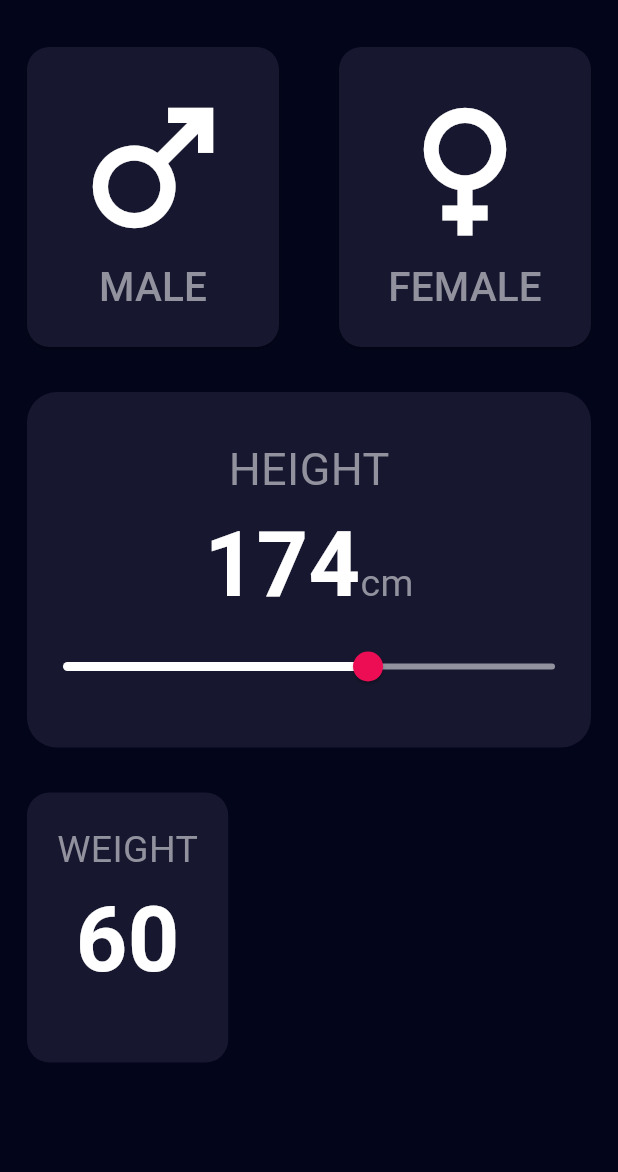
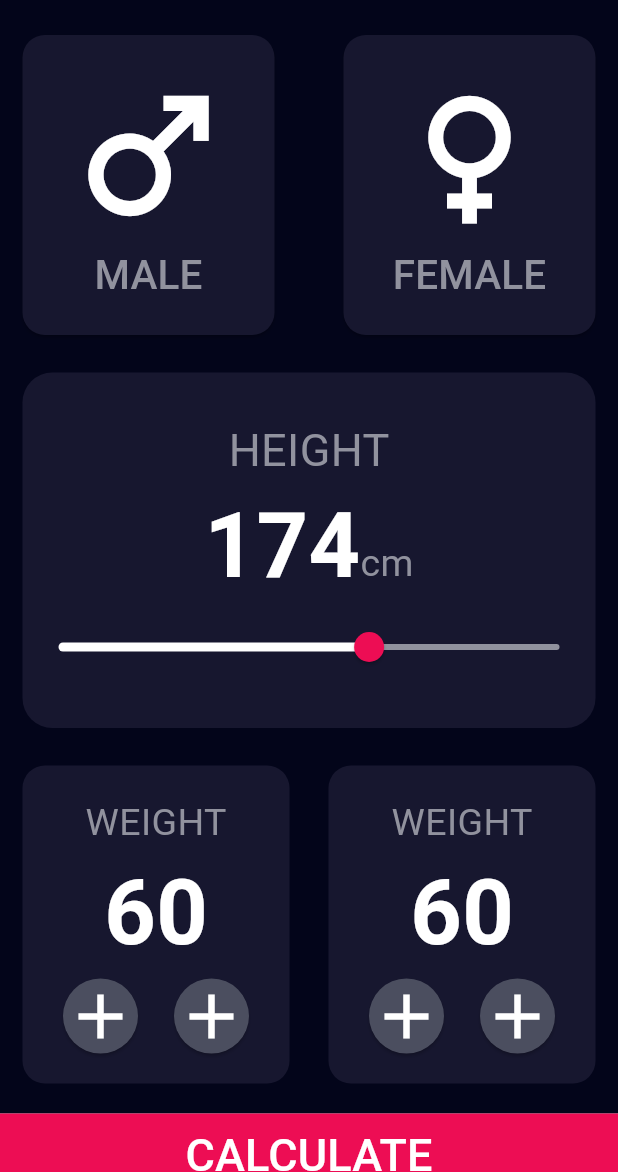
Before and after one commit to AhmedEzz999/bmi_calculator, a Flutter app: the screen it shows after launch, on a phone screen of 412 x 824 dp, the part 64-1236 px from its top. Run offline on Flutter 3.47's test engine with Material 3 defaults, Android fonts, the phone set to English and light mode, and no system bars.

Commit message:
Finish UI

```diff
--- a/lib/components/gender_component.dart
+++ b/lib/components/gender_component.dart
@@ -15,6 +15,7 @@ class GenderComponent extends StatelessWidget {
           backgroundColor: genderModel.isSelected ? AppColors.selectedColor : AppColors.unSelectedColor,
           shape: RoundedRectangleBorder(borderRadius: BorderRadius.circular(15)),
           splashFactory: NoSplash.splashFactory,
+          overlayColor: Colors.transparent,
         ),
         onPressed: genderModel.onPressed,
         child: Column(
--- /dev/null
+++ b/lib/components/weight_age_button.dart
@@ -0,0 +1,24 @@
+import 'package:bmi_calculator/styles/colors.dart';
+import 'package:flutter/material.dart';
+
+class WeightAgeButton extends StatelessWidget {
+  const WeightAgeButton({super.key});
+
+  @override
+  Widget build(BuildContext context) {
+    return
+      ElevatedButton(
+        style: ElevatedButton.styleFrom(
+          padding: EdgeInsets.all(0),
+          shape: CircleBorder(),
+          iconSize: 50,
+          backgroundColor: AppColors.buttonColor,
+          foregroundColor: Colors.white,
+          splashFactory: NoSplash.splashFactory,
+          overlayColor: Colors.transparent,
+        ),
+        onPressed: (){},
+        child: Icon(Icons.add)
+      );
+  }
+}
--- a/lib/components/weight_age_component.dart
+++ b/lib/components/weight_age_component.dart
@@ -1,3 +1,4 @@
+import 'package:bmi_calculator/components/weight_age_button.dart';
 import 'package:bmi_calculator/styles/colors.dart';
 import 'package:flutter/material.dart';
 
@@ -7,8 +8,7 @@ class WeightAgeComponent extends StatelessWidget {
   @override
   Widget build(BuildContext context) {
     return Container(
-      height: 180,
-      padding: EdgeInsets.all(20),
+      padding: const EdgeInsets.all(20),
       decoration: BoxDecoration(
         color: AppColors.unSelectedColor,
         borderRadius: BorderRadius.circular(15)
@@ -17,6 +17,13 @@ class WeightAgeComponent extends StatelessWidget {
         children: [
           Text('WEIGHT', style: TextStyle(fontSize: 25, color: AppColors.fontColor)),
           Text('60', style: TextStyle(fontSize: 60, color: Colors.white, fontWeight: FontWeight.bold)),
+          Row(
+            children: [
+              WeightAgeButton(),
+              SizedBox(width: 10),
+              WeightAgeButton(),
+            ],
+          )
         ],
       ),
     );
--- a/lib/views/home_view.dart
+++ b/lib/views/home_view.dart
@@ -1,5 +1,6 @@
 import 'package:bmi_calculator/models/gender_model.dart';
 import 'package:bmi_calculator/styles/colors.dart';
+import 'package:bmi_calculator/components/weight_age_button.dart';
 import 'package:bmi_calculator/widgets/calculate_button.dart';
 import 'package:bmi_calculator/widgets/gender_section.dart';
 import 'package:bmi_calculator/widgets/height_section.dart';
@@ -24,15 +25,18 @@ class _HomeViewState extends State<HomeView> {
   @override
   Widget build(BuildContext context) {
     return SafeArea(
+      top: false,
       child: Scaffold(
         appBar: AppBar(
           backgroundColor: AppColors.primaryColor,
           title: const Text('BMI CALCULATOR', style: TextStyle(color: Colors.white, fontSize: 23, fontWeight: FontWeight.bold)),
         ),
-        body: Container(
+        body: Column(
+          children: [
+            Container(
               color: AppColors.primaryColor,
-          child: Padding(
-            padding: const EdgeInsets.all(18),
+              margin: EdgeInsets.only(),
+              padding: const EdgeInsets.only(top: 10, bottom: 20, right: 15, left: 15),
               child: Column(
                 children: [
                   GenderSection(
@@ -44,10 +48,11 @@ class _HomeViewState extends State<HomeView> {
                     onHeightChanged: _onHeightChanged,
                   ),
                   WeightAgeSection(),
-                // CalculateButton()
                 ],
               ),
             ),
+            CalculateButton()
+          ],
         ),
       ),
     );
--- a/lib/widgets/calculate_button.dart
+++ b/lib/widgets/calculate_button.dart
@@ -1,3 +1,4 @@
+import 'package:bmi_calculator/styles/colors.dart';
 import 'package:flutter/material.dart';
 
 class CalculateButton extends StatelessWidget {
@@ -5,6 +6,20 @@ class CalculateButton extends StatelessWidget {
 
   @override
   Widget build(BuildContext context) {
-    return const Placeholder();
+    return SizedBox(
+      height: 55,
+      width: double.infinity,
+      child: ElevatedButton(
+        style: ElevatedButton.styleFrom(
+          backgroundColor: AppColors.secondaryColor,
+          shape: RoundedRectangleBorder(),
+          padding: EdgeInsets.all(0),
+          minimumSize: Size.zero,
+          tapTargetSize: MaterialTapTargetSize.shrinkWrap
+        ),
+        onPressed: (){},
+        child: Text('CALCULATE', style: TextStyle(fontSize: 30, color: Colors.white))
+      ),
+    );
   }
 }
--- a/lib/widgets/height_section.dart
+++ b/lib/widgets/height_section.dart
@@ -10,8 +10,8 @@ class HeightSection extends StatelessWidget {
   @override
   Widget build(BuildContext context) {
     return Container(
-      margin: EdgeInsets.symmetric(vertical: 30),
-      padding: EdgeInsets.symmetric(vertical: 30),
+      margin: const EdgeInsets.symmetric(vertical: 25),
+      padding: const EdgeInsets.symmetric(vertical: 30),
       decoration: BoxDecoration(
         color: AppColors.unSelectedColor,
         borderRadius: BorderRadius.circular(20)
--- a/lib/widgets/weight_age_section.dart
+++ b/lib/widgets/weight_age_section.dart
@@ -7,8 +7,10 @@ class WeightAgeSection extends StatelessWidget {
   @override
   Widget build(BuildContext context) {
     return Row(
+      mainAxisAlignment: MainAxisAlignment.spaceBetween,
       children: [
         WeightAgeComponent(),
+        WeightAgeComponent()
       ],
     );
   }
```
Lines whose indentation alone changed are shown as unchanged.
